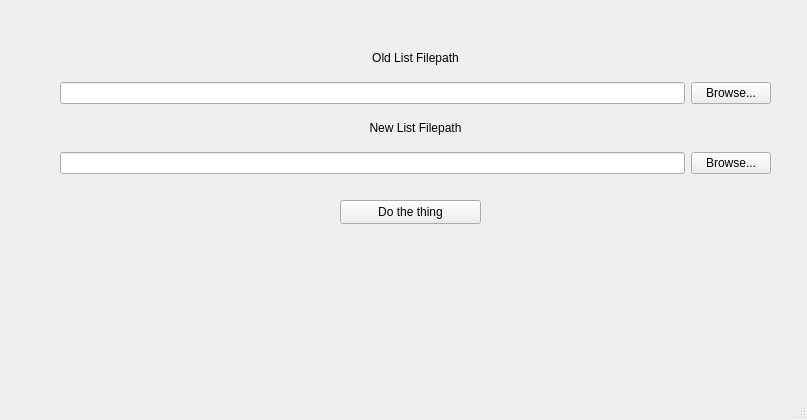
This is mainwindow.ui in whackfather/el-huerfano as Qt 5 draws it before an edit. The edited form follows.
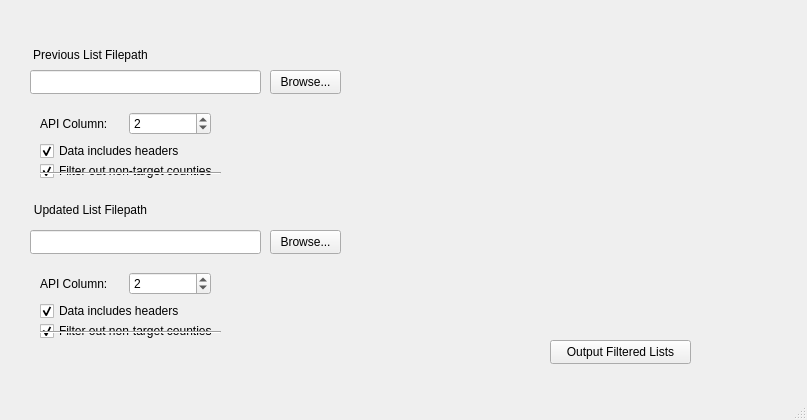
This is the edited form.

Commit message: added input customization

Diff of the .ui file:
```diff
--- a/mainwindow.ui
+++ b/mainwindow.ui
@@ -17,84 +17,242 @@
    <widget class="QPushButton" name="dothething">
     <property name="geometry">
      <rect>
-      <x>340</x>
-      <y>200</y>
+      <x>550</x>
+      <y>340</y>
       <width>141</width>
       <height>24</height>
      </rect>
     </property>
     <property name="text">
-     <string>Do the thing</string>
+     <string>Output Filtered Lists</string>
     </property>
    </widget>
-   <widget class="QWidget" name="layoutWidget">
+   <widget class="QLabel" name="label">
     <property name="geometry">
      <rect>
-      <x>60</x>
+      <x>30</x>
       <y>40</y>
-      <width>711</width>
-      <height>134</height>
+      <width>121</width>
+      <height>29</height>
      </rect>
     </property>
-    <layout class="QVBoxLayout" name="verticalLayout">
+    <property name="text">
+     <string>Previous List Filepath</string>
+    </property>
+    <property name="alignment">
+     <set>Qt::AlignmentFlag::AlignCenter</set>
+    </property>
+   </widget>
+   <widget class="QLineEdit" name="oldListTextbox">
+    <property name="geometry">
+     <rect>
+      <x>30</x>
+      <y>70</y>
+      <width>231</width>
+      <height>24</height>
+     </rect>
+    </property>
+    <property name="text">
+     <string/>
+    </property>
+   </widget>
+   <widget class="QPushButton" name="browseOldList">
+    <property name="geometry">
+     <rect>
+      <x>270</x>
+      <y>70</y>
+      <width>71</width>
+      <height>24</height>
+     </rect>
+    </property>
+    <property name="text">
+     <string>Browse...</string>
+    </property>
+   </widget>
+   <widget class="QLabel" name="label_2">
+    <property name="geometry">
+     <rect>
+      <x>30</x>
+      <y>200</y>
+      <width>121</width>
+      <height>20</height>
+     </rect>
+    </property>
+    <property name="text">
+     <string>Updated List Filepath</string>
+    </property>
+    <property name="alignment">
+     <set>Qt::AlignmentFlag::AlignCenter</set>
+    </property>
+   </widget>
+   <widget class="QLineEdit" name="newListTextbox">
+    <property name="geometry">
+     <rect>
+      <x>30</x>
+      <y>230</y>
+      <width>231</width>
+      <height>24</height>
+     </rect>
+    </property>
+    <property name="text">
+     <string/>
+    </property>
+   </widget>
+   <widget class="QPushButton" name="browseNewList">
+    <property name="geometry">
+     <rect>
+      <x>270</x>
+      <y>230</y>
+      <width>71</width>
+      <height>24</height>
+     </rect>
+    </property>
+    <property name="text">
+     <string>Browse...</string>
+    </property>
+   </widget>
+   <widget class="QCheckBox" name="inclHeadersPrev">
+    <property name="geometry">
+     <rect>
+      <x>40</x>
+      <y>140</y>
+      <width>151</width>
+      <height>22</height>
+     </rect>
+    </property>
+    <property name="text">
+     <string>Data includes headers</string>
+    </property>
+    <property name="checked">
+     <bool>true</bool>
+    </property>
+   </widget>
+   <widget class="QCheckBox" name="countyFilterPrev">
+    <property name="geometry">
+     <rect>
+      <x>40</x>
+      <y>160</y>
+      <width>191</width>
+      <height>22</height>
+     </rect>
+    </property>
+    <property name="text">
+     <string>Filter out non-target counties</string>
+    </property>
+    <property name="checked">
+     <bool>true</bool>
+    </property>
+   </widget>
+   <widget class="QCheckBox" name="countyFilterNew">
+    <property name="geometry">
+     <rect>
+      <x>40</x>
+      <y>320</y>
+      <width>191</width>
+      <height>22</height>
+     </rect>
+    </property>
+    <property name="text">
+     <string>Filter out non-target counties</string>
+    </property>
+    <property name="checked">
+     <bool>true</bool>
+    </property>
+   </widget>
+   <widget class="QCheckBox" name="inclHeadersNew">
+    <property name="geometry">
+     <rect>
+      <x>40</x>
+      <y>300</y>
+      <width>151</width>
+      <height>22</height>
+     </rect>
+    </property>
+    <property name="text">
+     <string>Data includes headers</string>
+    </property>
+    <property name="checked">
+     <bool>true</bool>
+    </property>
+   </widget>
+   <widget class="QWidget" name="layoutWidget">
+    <property name="geometry">
+     <rect>
+      <x>40</x>
+      <y>110</y>
+      <width>171</width>
+      <height>27</height>
+     </rect>
+    </property>
+    <layout class="QHBoxLayout" name="horizontalLayout">
      <item>
-      <widget class="QLabel" name="label">
+      <widget class="QLabel" name="label_3">
        <property name="text">
-        <string>Old List Filepath</string>
+        <string>API Column:</string>
        </property>
-       <property name="alignment">
-        <set>Qt::AlignmentFlag::AlignCenter</set>
-       </property>
       </widget>
      </item>
      <item>
-      <layout class="QHBoxLayout" name="horizontalLayout">
-       <item>
-        <widget class="QLineEdit" name="oldListTextbox">
-         <property name="text">
-          <string/>
-         </property>
-        </widget>
-       </item>
-       <item>
-        <widget class="QPushButton" name="browseOldList">
-         <property name="text">
-          <string>Browse...</string>
-         </property>
-        </widget>
-       </item>
-      </layout>
+      <widget class="QSpinBox" name="apiColPrevList">
+       <property name="value">
+        <number>2</number>
+       </property>
+      </widget>
      </item>
+    </layout>
+   </widget>
+   <widget class="QWidget" name="layoutWidget_2">
+    <property name="geometry">
+     <rect>
+      <x>40</x>
+      <y>270</y>
+      <width>171</width>
+      <height>27</height>
+     </rect>
+    </property>
+    <layout class="QHBoxLayout" name="horizontalLayout_3">
      <item>
-      <widget class="QLabel" name="label_2">
+      <widget class="QLabel" name="label_5">
        <property name="text">
-        <string>New List Filepath</string>
+        <string>API Column:</string>
        </property>
-       <property name="alignment">
-        <set>Qt::AlignmentFlag::AlignCenter</set>
-       </property>
       </widget>
      </item>
      <item>
-      <layout class="QHBoxLayout" name="horizontalLayout_2">
-       <item>
-        <widget class="QLineEdit" name="newListTextbox">
-         <property name="text">
-          <string/>
-         </property>
-        </widget>
-       </item>
-       <item>
-        <widget class="QPushButton" name="browseNewList">
-         <property name="text">
-          <string>Browse...</string>
-         </property>
-        </widget>
-       </item>
-      </layout>
+      <widget class="QSpinBox" name="apiColNewList">
+       <property name="value">
+        <number>2</number>
+       </property>
+      </widget>
      </item>
     </layout>
    </widget>
+   <widget class="Line" name="line">
+    <property name="geometry">
+     <rect>
+      <x>40</x>
+      <y>165</y>
+      <width>181</width>
+      <height>16</height>
+     </rect>
+    </property>
+    <property name="orientation">
+     <enum>Qt::Orientation::Horizontal</enum>
+    </property>
+   </widget>
+   <widget class="Line" name="line_2">
+    <property name="geometry">
+     <rect>
+      <x>40</x>
+      <y>322</y>
+      <width>181</width>
+      <height>20</height>
+     </rect>
+    </property>
+    <property name="orientation">
+     <enum>Qt::Orientation::Horizontal</enum>
+    </property>
+   </widget>
   </widget>
   <widget class="QStatusBar" name="statusbar"/>
  </widget>
```
